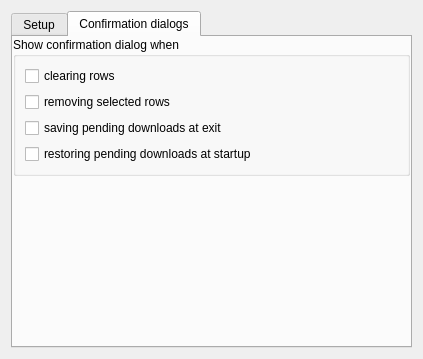
KDE/kwooty, file src/preferences/preferencesgeneral.ui: the form before one commit.
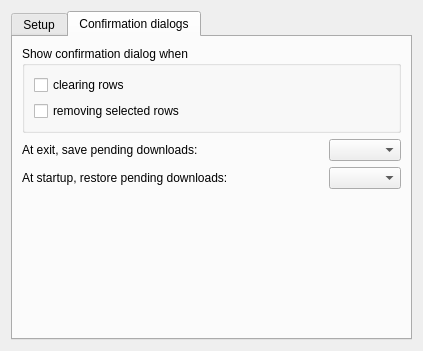
The form after the commit. The open tabs and pages were chosen to show the change. Custom widgets are drawn as their Qt base class.

Commit message: Use QCombox in settings instead of checkboxes for saving/restoring downloads at exit / startup

What changed in the file:
```diff
--- a/src/preferences/preferencesgeneral.ui
+++ b/src/preferences/preferencesgeneral.ui
@@ -6,8 +6,8 @@
    <rect>
     <x>0</x>
     <y>0</y>
-    <width>384</width>
-    <height>359</height>
+    <width>376</width>
+    <height>351</height>
    </rect>
   </property>
   <property name="toolTip">
@@ -163,12 +163,9 @@
       <attribute name="title">
        <string>Confirmation dialogs</string>
       </attribute>
-      <layout class="QGridLayout" name="gridLayout_7">
-       <property name="margin">
-        <number>0</number>
-       </property>
-       <item row="0" column="0">
-        <widget class="QGroupBox" name="groupBox_2">
+      <layout class="QVBoxLayout" name="verticalLayout">
+       <item>
+        <widget class="QGroupBox" name="groupBox">
          <property name="title">
           <string>Show confirmation dialog when</string>
          </property>
@@ -193,30 +190,64 @@
             </property>
            </widget>
           </item>
-          <item row="3" column="0">
-           <widget class="QCheckBox" name="kcfg_confirmRestoreSilently">
-            <property name="toolTip">
-             <string>If unchecked, automatically restore pending downloads at startup</string>
-            </property>
-            <property name="text">
-             <string>restoring pending downloads at startup</string>
-            </property>
-           </widget>
-          </item>
-          <item row="2" column="0">
-           <widget class="QCheckBox" name="kcfg_confirmSaveSilently">
-            <property name="toolTip">
-             <string>If unchecked, automatically save pending downloads at exit</string>
-            </property>
-            <property name="text">
-             <string>saving pending downloads at exit</string>
-            </property>
-           </widget>
-          </item>
          </layout>
         </widget>
        </item>
-       <item row="1" column="0">
+       <item>
+        <layout class="QHBoxLayout" name="saveLayout">
+         <item>
+          <widget class="QLabel" name="saveDownloadsLabel">
+           <property name="text">
+            <string>At exit, save pending downloads: </string>
+           </property>
+          </widget>
+         </item>
+         <item>
+          <spacer name="horizontalSpacer">
+           <property name="orientation">
+            <enum>Qt::Horizontal</enum>
+           </property>
+           <property name="sizeHint" stdset="0">
+            <size>
+             <width>40</width>
+             <height>20</height>
+            </size>
+           </property>
+          </spacer>
+         </item>
+         <item>
+          <widget class="QComboBox" name="kcfg_saveDownloadsMethods"/>
+         </item>
+        </layout>
+       </item>
+       <item>
+        <layout class="QHBoxLayout" name="restoreLayout">
+         <item>
+          <widget class="QLabel" name="restoreDownloadsLabel">
+           <property name="text">
+            <string>At startup, restore pending downloads: </string>
+           </property>
+          </widget>
+         </item>
+         <item>
+          <spacer name="horizontalSpacer_2">
+           <property name="orientation">
+            <enum>Qt::Horizontal</enum>
+           </property>
+           <property name="sizeHint" stdset="0">
+            <size>
+             <width>18</width>
+             <height>20</height>
+            </size>
+           </property>
+          </spacer>
+         </item>
+         <item>
+          <widget class="QComboBox" name="kcfg_restoreDownloadsMethods"/>
+         </item>
+        </layout>
+       </item>
+       <item>
         <spacer name="verticalSpacer">
          <property name="orientation">
           <enum>Qt::Vertical</enum>
```
The commit also changes 5 other files.
